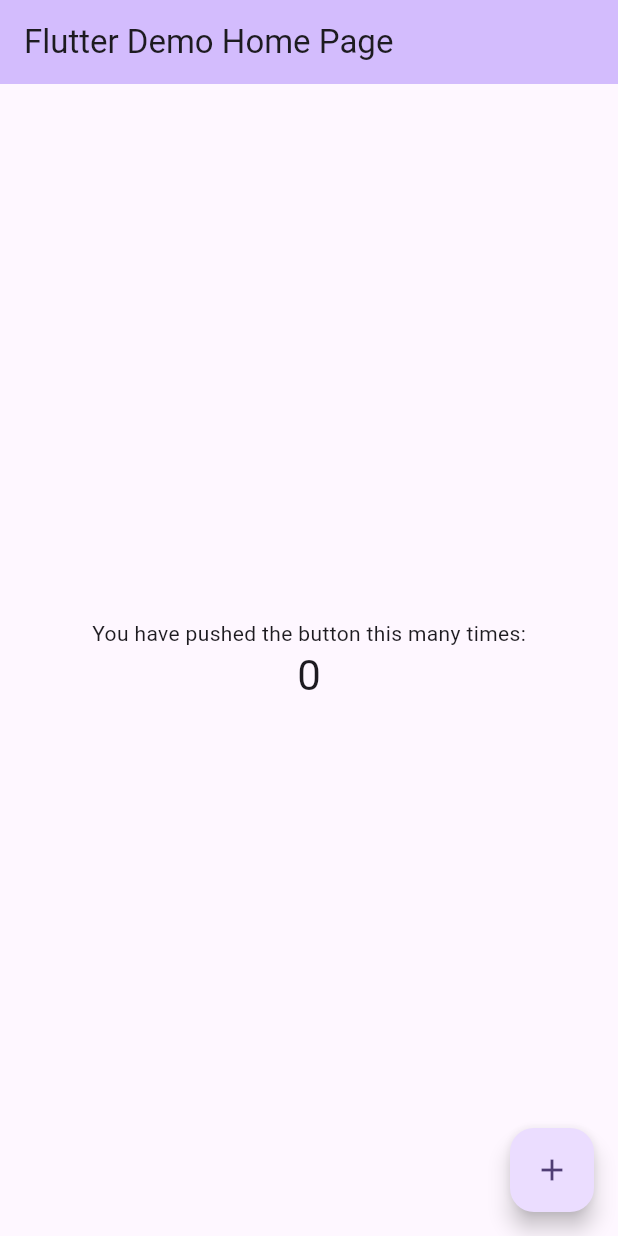
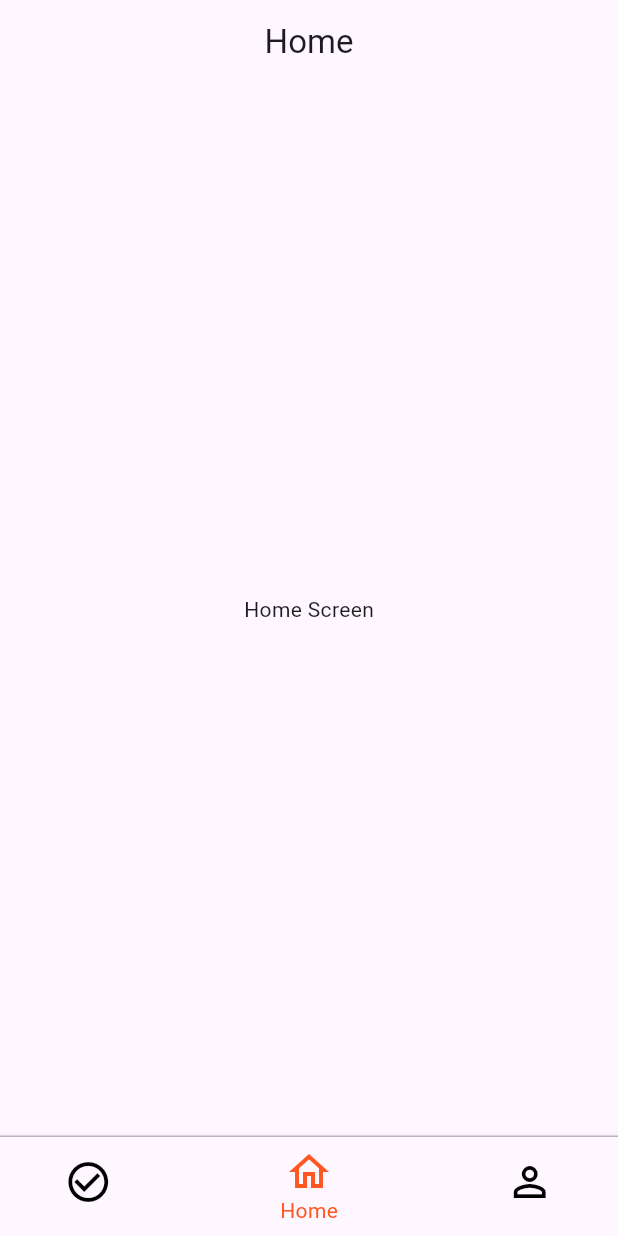
Before and after one commit to simaopsbarbosa/Udunnit, a Flutter app: the screen it shows after launch, on a phone screen of 412 x 824 dp. Run offline on Flutter 3.47's test engine with Material 3 defaults, Android fonts, the phone set to English and light mode, and no system bars.

Commit message:
added pages

```diff
--- a/lib/main.dart
+++ b/lib/main.dart
@@ -1,122 +1,66 @@
 import 'package:flutter/material.dart';
+import 'screens/home_screen.dart';
+import 'screens/tasks_screen.dart';
+import 'screens/profile_screen.dart';
 
-void main() {
-  runApp(const MyApp());
-}
+void main() => runApp(MyApp());
 
 class MyApp extends StatelessWidget {
-  const MyApp({super.key});
-
-  // This widget is the root of your application.
   @override
   Widget build(BuildContext context) {
     return MaterialApp(
-      title: 'Flutter Demo',
-      theme: ThemeData(
-        // This is the theme of your application.
-        //
-        // TRY THIS: Try running your application with "flutter run". You'll see
-        // the application has a purple toolbar. Then, without quitting the app,
-        // try changing the seedColor in the colorScheme below to Colors.green
-        // and then invoke "hot reload" (save your changes or press the "hot
-        // reload" button in a Flutter-supported IDE, or press "r" if you used
-        // the command line to start the app).
-        //
-        // Notice that the counter didn't reset back to zero; the application
-        // state is not lost during the reload. To reset the state, use hot
-        // restart instead.
-        //
-        // This works for code too, not just values: Most code changes can be
-        // tested with just a hot reload.
-        colorScheme: ColorScheme.fromSeed(seedColor: Colors.deepPurple),
-      ),
-      home: const MyHomePage(title: 'Flutter Demo Home Page'),
+      title: '3 Screen Nav App',
+      theme: ThemeData(primarySwatch: Colors.blue),
+      home: MainPage(),
     );
   }
 }
 
-class MyHomePage extends StatefulWidget {
-  const MyHomePage({super.key, required this.title});
-
-  // This widget is the home page of your application. It is stateful, meaning
-  // that it has a State object (defined below) that contains fields that affect
-  // how it looks.
-
-  // This class is the configuration for the state. It holds the values (in this
-  // case the title) provided by the parent (in this case the App widget) and
-  // used by the build method of the State. Fields in a Widget subclass are
-  // always marked "final".
-
-  final String title;
-
+class MainPage extends StatefulWidget {
   @override
-  State<MyHomePage> createState() => _MyHomePageState();
+  _MainPageState createState() => _MainPageState();
 }
 
-class _MyHomePageState extends State<MyHomePage> {
-  int _counter = 0;
+class _MainPageState extends State<MainPage> {
+  int _currentIndex = 1;
 
-  void _incrementCounter() {
-    setState(() {
-      // This call to setState tells the Flutter framework that something has
-      // changed in this State, which causes it to rerun the build method below
-      // so that the display can reflect the updated values. If we changed
-      // _counter without calling setState(), then the build method would not be
-      // called again, and so nothing would appear to happen.
-      _counter++;
-    });
-  }
+  final List<Widget> _screens = [TasksScreen(), HomeScreen(), ProfileScreen()];
+
+  final List<String> _titles = ["Tasks", "Home", "Profile"];
 
   @override
   Widget build(BuildContext context) {
-    // This method is rerun every time setState is called, for instance as done
-    // by the _incrementCounter method above.
-    //
-    // The Flutter framework has been optimized to make rerunning build methods
-    // fast, so that you can just rebuild anything that needs updating rather
-    // than having to individually change instances of widgets.
     return Scaffold(
-      appBar: AppBar(
-        // TRY THIS: Try changing the color here to a specific color (to
-        // Colors.amber, perhaps?) and trigger a hot reload to see the AppBar
-        // change color while the other colors stay the same.
-        backgroundColor: Theme.of(context).colorScheme.inversePrimary,
-        // Here we take the value from the MyHomePage object that was created by
-        // the App.build method, and use it to set our appbar title.
-        title: Text(widget.title),
-      ),
-      body: Center(
-        // Center is a layout widget. It takes a single child and positions it
-        // in the middle of the parent.
-        child: Column(
-          // Column is also a layout widget. It takes a list of children and
-          // arranges them vertically. By default, it sizes itself to fit its
-          // children horizontally, and tries to be as tall as its parent.
-          //
-          // Column has various properties to control how it sizes itself and
-          // how it positions its children. Here we use mainAxisAlignment to
-          // center the children vertically; the main axis here is the vertical
-          // axis because Columns are vertical (the cross axis would be
-          // horizontal).
-          //
-          // TRY THIS: Invoke "debug painting" (choose the "Toggle Debug Paint"
-          // action in the IDE, or press "p" in the console), to see the
-          // wireframe for each widget.
-          mainAxisAlignment: MainAxisAlignment.center,
-          children: <Widget>[
-            const Text('You have pushed the button this many times:'),
-            Text(
-              '$_counter',
-              style: Theme.of(context).textTheme.headlineMedium,
+      appBar: AppBar(title: Text(_titles[_currentIndex]), centerTitle: true),
+      body: _screens[_currentIndex],
+      bottomNavigationBar: Container(
+        decoration: BoxDecoration(
+          border: Border(top: BorderSide(color: Color(0xFFC0C0C0), width: 1.0)),
+        ),
+        child: BottomNavigationBar(
+          iconSize: 32,
+          type: BottomNavigationBarType.shifting,
+          unselectedItemColor: Colors.black,
+          selectedItemColor: Colors.deepOrange,
+          backgroundColor: Color(0xFFECECEC),
+          currentIndex: _currentIndex,
+          onTap: (index) => setState(() => _currentIndex = index),
+          items: const [
+            BottomNavigationBarItem(
+              icon: Icon(Icons.check_circle_outline),
+              label: 'Tasks',
+            ),
+            BottomNavigationBarItem(
+              icon: Icon(Icons.home_outlined),
+              label: 'Home',
+            ),
+            BottomNavigationBarItem(
+              icon: Icon(Icons.person_outline),
+              label: 'Profile',
             ),
           ],
         ),
       ),
-      floatingActionButton: FloatingActionButton(
-        onPressed: _incrementCounter,
-        tooltip: 'Increment',
-        child: const Icon(Icons.add),
-      ), // This trailing comma makes auto-formatting nicer for build methods.
     );
   }
 }
--- /dev/null
+++ b/lib/screens/home_screen.dart
@@ -0,0 +1,10 @@
+import 'package:flutter/material.dart';
+
+class HomeScreen extends StatelessWidget {
+  @override
+  Widget build(BuildContext context) {
+    return Center(
+      child: Text('Home Screen'),
+    );
+  }
+}
--- /dev/null
+++ b/lib/screens/profile_screen.dart
@@ -0,0 +1,10 @@
+import 'package:flutter/material.dart';
+
+class ProfileScreen extends StatelessWidget {
+  @override
+  Widget build(BuildContext context) {
+    return Center(
+      child: Text('Profile Screen'),
+    );
+  }
+}
--- /dev/null
+++ b/lib/screens/tasks_screen.dart
@@ -0,0 +1,10 @@
+import 'package:flutter/material.dart';
+
+class TasksScreen extends StatelessWidget {
+  @override
+  Widget build(BuildContext context) {
+    return Center(
+      child: Text('Tasks Screen'),
+    );
+  }
+}
```
Also changed, not shown: pubspec.yaml (+1 -26 lines), 1 other file.
